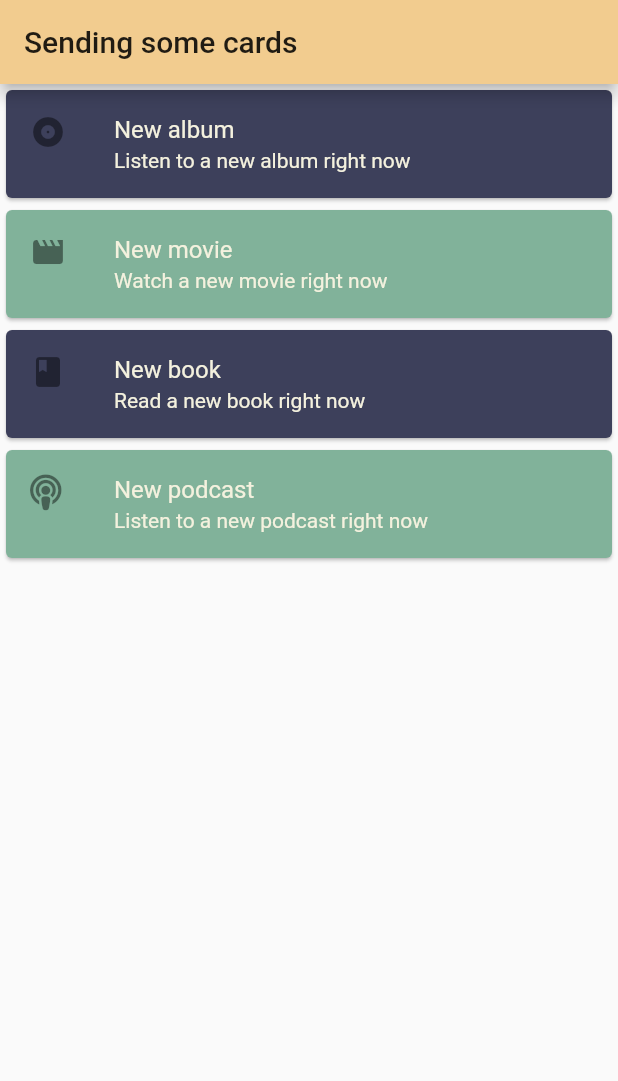
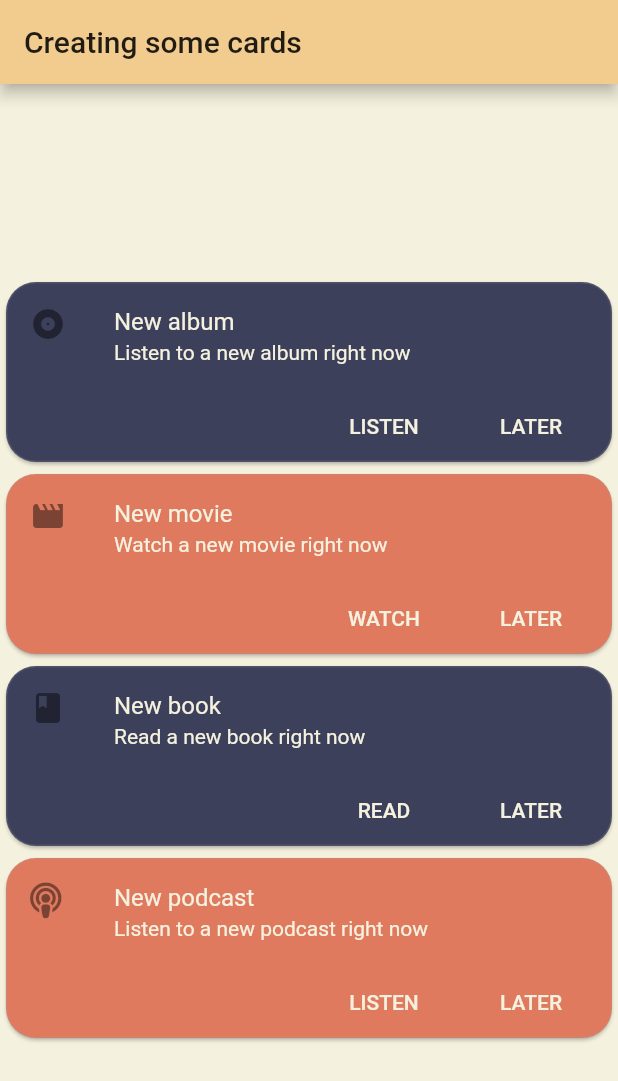
Before and after one commit to ann-who/cards_app, a Flutter app: the screen it shows after launch, on a phone screen of 412 x 824 dp. Shown: the top 1081 px of the screen. Run offline on Flutter 3.47's test engine with Material 2 defaults, Android fonts, the phone set to English and light mode, and no system bars; our stand-ins replace font_awesome_flutter.

Commit message:
buttons_added

```diff
--- a/lib/main.dart
+++ b/lib/main.dart
@@ -21,6 +21,7 @@ class MyAppState extends State<MyApp> {
   @override
   Widget build(BuildContext context) {
     return MaterialApp(
+      title: 'Some cards',
       theme: ThemeData(
         brightness: Brightness.light,
         primaryColor: color1,
@@ -28,13 +29,21 @@ class MyAppState extends State<MyApp> {
       ),
       home: Scaffold(
         appBar: AppBar(
-          title: Text('Sending some cards'),
+          title: Text('Creating some cards'),
           backgroundColor: color3,
         ),
         body: Center(
           child: Column(
+            mainAxisSize: MainAxisSize.min,
             children: [
               Card(
+                shape: RoundedRectangleBorder(
+                  borderRadius: BorderRadius.circular(20), // if you need this
+                  side: BorderSide(
+                    color: Colors.grey.withOpacity(0.2),
+                    width: 1,
+                  ),
+                ),
                 child: Column(
                   mainAxisSize: MainAxisSize.min,
                   children: <Widget>[
@@ -53,11 +62,47 @@ class MyAppState extends State<MyApp> {
                         ),
                       ),
                     ),
+                    Row(
+                      mainAxisAlignment: MainAxisAlignment.end,
+                      children: <Widget>[
+                        FlatButton(
+                          child: Text(
+                            'LISTEN',
+                            style: TextStyle(
+                              color: color1,
+                            ),
+                          ),
+                          onPressed: () {
+                            print('Playing!');
+                          },
+                        ),
+                        const SizedBox(width: 10),
+                        FlatButton(
+                          child: Text(
+                            'LATER',
+                            style: TextStyle(
+                              color: color1,
+                            ),
+                          ),
+                          onPressed: () {
+                            print('Sorry');
+                          },
+                        ),
+                        const SizedBox(width: 10),
+                      ],
+                    ),
                   ],
                 ),
                 color: color2,
               ),
               Card(
+                shape: RoundedRectangleBorder(
+                  borderRadius: BorderRadius.circular(20), // if you need this
+                  side: BorderSide(
+                    color: Colors.grey.withOpacity(0.2),
+                    width: 1,
+                  ),
+                ),
                 child: Column(
                   mainAxisSize: MainAxisSize.min,
                   children: <Widget>[
@@ -76,11 +121,47 @@ class MyAppState extends State<MyApp> {
                         ),
                       ),
                     ),
+                    Row(
+                      mainAxisAlignment: MainAxisAlignment.end,
+                      children: <Widget>[
+                        FlatButton(
+                          child: Text(
+                            'WATCH',
+                            style: TextStyle(
+                              color: color1,
+                            ),
+                          ),
+                          onPressed: () {
+                            print('Playing!');
+                          },
+                        ),
+                        const SizedBox(width: 10),
+                        FlatButton(
+                          child: Text(
+                            'LATER',
+                            style: TextStyle(
+                              color: color1,
+                            ),
+                          ),
+                          onPressed: () {
+                            print('Sorry');
+                          },
+                        ),
+                        const SizedBox(width: 10),
+                      ],
+                    ),
                   ],
                 ),
-                color: color4,
+                color: color5,
               ),
               Card(
+                shape: RoundedRectangleBorder(
+                  borderRadius: BorderRadius.circular(20), // if you need this
+                  side: BorderSide(
+                    color: Colors.grey.withOpacity(0.2),
+                    width: 1,
+                  ),
+                ),
                 child: Column(
                   mainAxisSize: MainAxisSize.min,
                   children: <Widget>[
@@ -99,11 +180,47 @@ class MyAppState extends State<MyApp> {
                         ),
                       ),
                     ),
+                    Row(
+                      mainAxisAlignment: MainAxisAlignment.end,
+                      children: <Widget>[
+                        FlatButton(
+                          child: Text(
+                            'READ',
+                            style: TextStyle(
+                              color: color1,
+                            ),
+                          ),
+                          onPressed: () {
+                            print('Reading!');
+                          },
+                        ),
+                        const SizedBox(width: 10),
+                        FlatButton(
+                          child: Text(
+                            'LATER',
+                            style: TextStyle(
+                              color: color1,
+                            ),
+                          ),
+                          onPressed: () {
+                            print('Sorry');
+                          },
+                        ),
+                        const SizedBox(width: 10),
+                      ],
+                    ),
                   ],
                 ),
                 color: color2,
               ),
               Card(
+                shape: RoundedRectangleBorder(
+                  borderRadius: BorderRadius.circular(20), // if you need this
+                  side: BorderSide(
+                    color: Colors.grey.withOpacity(0.2),
+                    width: 1,
+                  ),
+                ),
                 child: Column(
                   mainAxisSize: MainAxisSize.min,
                   children: <Widget>[
@@ -122,13 +239,43 @@ class MyAppState extends State<MyApp> {
                         ),
                       ),
                     ),
+                    Row(
+                      mainAxisAlignment: MainAxisAlignment.end,
+                      children: <Widget>[
+                        FlatButton(
+                          child: Text(
+                            'LISTEN',
+                            style: TextStyle(
+                              color: color1,
+                            ),
+                          ),
+                          onPressed: () {
+                            print('Playing!');
+                          },
+                        ),
+                        const SizedBox(width: 10),
+                        FlatButton(
+                          child: Text(
+                            'LATER',
+                            style: TextStyle(
+                              color: color1,
+                            ),
+                          ),
+                          onPressed: () {
+                            print('Sorry');
+                          },
+                        ),
+                        const SizedBox(width: 10),
+                      ],
+                    ),
                   ],
                 ),
-                color: color4,
+                color: color5,
               ),
             ],
           ),
         ),
+        backgroundColor: color1,
       ),
     );
   }
```
Also changed, not shown: 1 other file.
